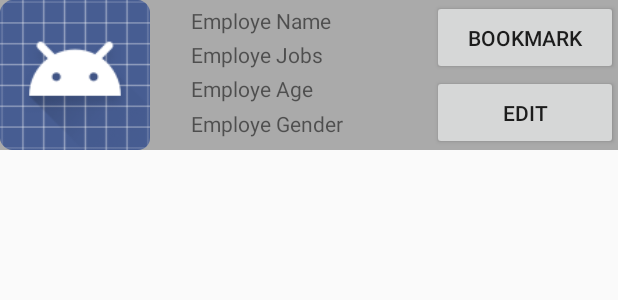
After one commit to indraAsLesmana/MasihOrmLite, an Android app: the layout row2.xml on its own in the app's theme, with its tools: preview values and no code run, on a phone screen of 412 x 824 dp. The commit adds this screen. Shown: the top 300 px of the screen. Run offline under Robolectric (Android 15) with nearby library versions, the phone set to English and light mode, and no system bars.

Commit message:
Bookmark done, edit done bisa tampil...

```diff
--- a/app/src/main/java/com/tutor93/tugasfrensky/EmployeeModel.java
+++ b/app/src/main/java/com/tutor93/tugasfrensky/EmployeeModel.java
@@ -48,7 +48,8 @@ public class EmployeeModel {
     }
 
 
-    public void updateOrder(Employee employee){
+    //telah diubah tadinya parameternya butuh Employee class, menjadi EmployeEntity Class
+    public void updateOrder(EmployeEntity employee){
 
         EmployeEntity employeEntity = new EmployeEntity();
 
--- a/app/src/main/res/layout/activity_main.xml
+++ b/app/src/main/res/layout/activity_main.xml
@@ -29,7 +29,7 @@
             >
 
             <GridView
-                android:id="@+id/gridview"
+                android:id="@+id/halamandepan_gridview"
                 android:layout_width="match_parent"
                 android:layout_height="match_parent"
                 android:numColumns="auto_fit"
--- /dev/null
+++ b/app/src/main/res/layout/row2.xml
@@ -0,0 +1,97 @@
+<?xml version="1.0" encoding="utf-8"?>
+<LinearLayout xmlns:android="http://schemas.android.com/apk/res/android"
+    android:layout_width="match_parent"
+    android:layout_height="100dp"
+    android:orientation="horizontal"
+    android:background="@android:color/darker_gray"
+    >
+
+    <RelativeLayout
+        android:layout_width="0dp"
+        android:layout_height="match_parent"
+        android:layout_weight="0.3">
+
+        <ImageView
+            android:layout_width="25dp"
+            android:layout_height="25dp"
+            android:layout_alignParentTop="true"
+            android:layout_alignParentLeft="true"
+            android:src="@android:drawable/btn_star_big_on"
+            android:id="@+id/startBookmarkIcon"
+            />
+        <ImageView
+            android:layout_width="100dp"
+            android:layout_height="100dp"
+            android:src="@android:drawable/sym_def_app_icon"
+            />
+
+    </RelativeLayout>
+
+    <LinearLayout
+        android:layout_width="0dp"
+        android:layout_height="match_parent"
+        android:layout_weight="0.4"
+        android:orientation="vertical"
+        android:padding="4dp"
+        >
+
+        <TextView
+            android:layout_width="wrap_content"
+            android:layout_height="0dp"
+            android:layout_weight="0.5"
+            android:text="Employe Name"
+            android:id="@+id/tvname"
+            />
+        <TextView
+            android:layout_width="wrap_content"
+            android:layout_height="0dp"
+            android:layout_weight="0.5"
+            android:text="Employe Jobs"
+            android:id="@+id/tvjobs"
+            />
+        <TextView
+            android:layout_width="wrap_content"
+            android:layout_height="0dp"
+            android:layout_weight="0.5"
+            android:text="Employe Age"
+            android:id="@+id/tvage"
+            />
+        <TextView
+            android:layout_width="wrap_content"
+            android:layout_height="0dp"
+            android:layout_weight="0.5"
+            android:text="Employe Gender"
+            android:id="@+id/tvgender"
+            />
+
+
+    </LinearLayout>
+
+    <LinearLayout
+        android:layout_width="0dp"
+        android:layout_height="match_parent"
+        android:layout_weight="0.3"
+        android:orientation="vertical"
+        >
+
+        <Button
+            android:layout_width="match_parent"
+            android:layout_height="0dp"
+            android:layout_weight="0.5"
+            android:text="Bookmark"
+            android:id="@+id/btnBookmark"
+            />
+
+        <Button
+            android:layout_width="match_parent"
+            android:layout_height="0dp"
+            android:layout_weight="0.5"
+            android:text="Edit"
+            android:id="@+id/btnEdit"
+            />
+
+    </LinearLayout>
+
+
+
+</LinearLayout>
```
Also changed, not shown: app/src/main/java/com/tutor93/tugasfrensky/Add_employee.java (+76 -51 lines), app/src/main/java/com/tutor93/tugasfrensky/EmpAdapter.java (added, +112 -0 lines), app/src/main/java/com/tutor93/tugasfrensky/EmployeEntity.java (+6 -1 lines), app/src/main/java/com/tutor93/tugasfrensky/MainActivity.java (+47 -6 lines).
